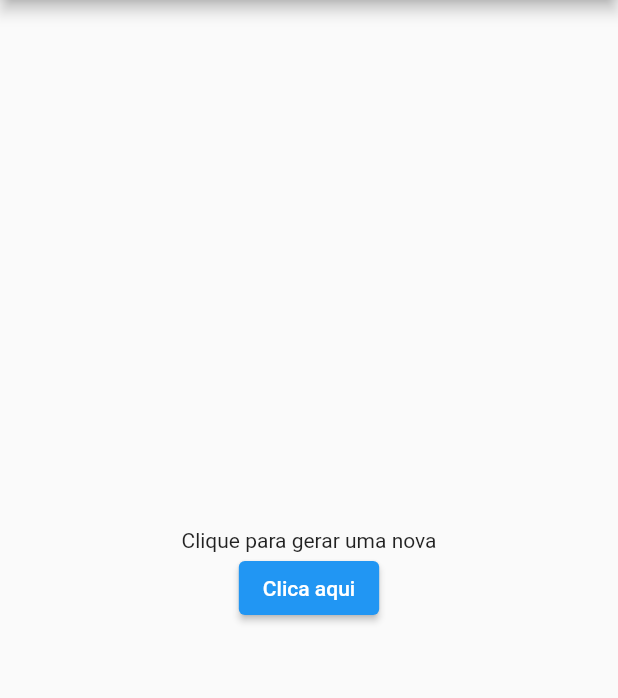
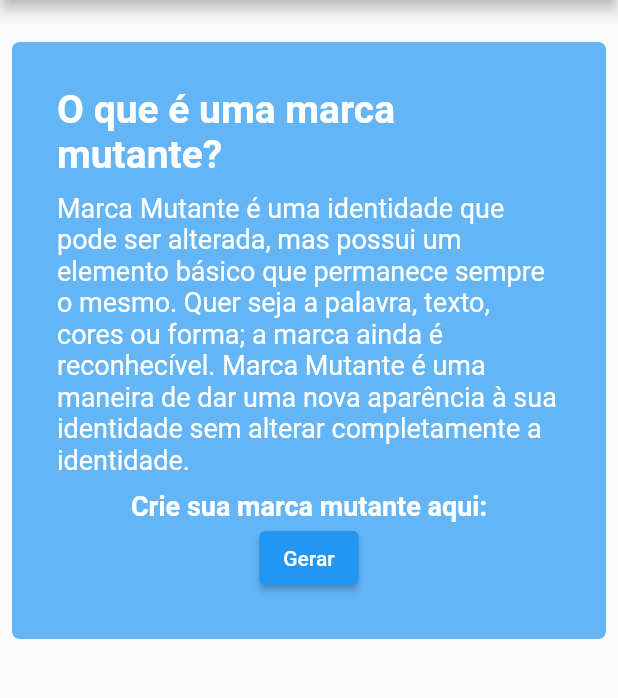
Before and after one commit to marca-do-software-para-o-bem/marcaSpB, a Flutter app: the screen it shows after launch, on a phone screen of 412 x 824 dp, the part 84-782 px from its top. Run offline on Flutter 3.47's test engine with Material 2 defaults, Android fonts, the phone set to English and light mode, and no system bars; our stand-ins replace bloc, equatable, faker, flutter_bloc, flutter_login, flutter_secure_storage and 4 more; missing offline and left inert: http_interceptor.

Commit message:
Finishing home page

```diff
--- a/lib/modules/screen/HomePage.dart
+++ b/lib/modules/screen/HomePage.dart
@@ -16,17 +16,52 @@ class HomePage extends StatelessWidget {
         title: Text('Marca Mutante'),
         backgroundColor: Colors.blue[400],
       ),
-      body: Center(
+      body: SingleChildScrollView(
         child: Column(
+           children: [
+            SizedBox(height: 20),
+            Padding(
+              padding: const EdgeInsets.all(8.0),
+              child: Center(
+                child: Container(
+                  alignment: Alignment.centerLeft,
+                  decoration: BoxDecoration(
+                      borderRadius: BorderRadius.all(Radius.circular(5)),
+                      color: Colors.blue[300]),
+                  padding: EdgeInsets.fromLTRB(30, 30, 30, 30),
+                  child: Column(
+                    children: [
+                      Text(
+                        'O que é uma marca mutante?',
+                        style: TextStyle(
+                          fontSize: 26,
+                          fontWeight: FontWeight.bold,
+                          color: Colors.white,
+                        ),
+                      ),
+                      SizedBox(height: 10),
+                      Text(
+                        'Marca Mutante é uma identidade que pode ser alterada, mas possui um elemento básico que permanece sempre o mesmo. Quer seja a palavra, texto, cores ou forma; a marca ainda é reconhecível. Marca Mutante é uma maneira de dar uma nova aparência à sua identidade sem alterar completamente a identidade.',
+                        style: TextStyle(
+                          fontSize: 18,
+                          fontWeight: FontWeight.normal,
+                          color: Colors.white,
+                        ),
+                      ),
+                      SizedBox(height: 10),
+                      Text('Crie sua marca mutante aqui:', style: TextStyle(fontSize: 18, fontWeight: FontWeight.bold, color: Colors.white),),
+                        ElevatedButton(
+                        onPressed: () => Navigator.pushNamed(context, '/questionary'),
+                        child: Text('Gerar'),
+                      ),
+                    ],
+                  ),
+                ),
+              ),
+            )
+           ],
           crossAxisAlignment: CrossAxisAlignment.center,
           mainAxisAlignment: MainAxisAlignment.center,
-          children: [
-            Text('Clique para gerar uma nova'),
-            ElevatedButton(
-              onPressed: () => Navigator.pushNamed(context, '/questionary'),
-              child: Text('Clica aqui'),
-            ),
-          ],
         ),
       ),
     );
```
